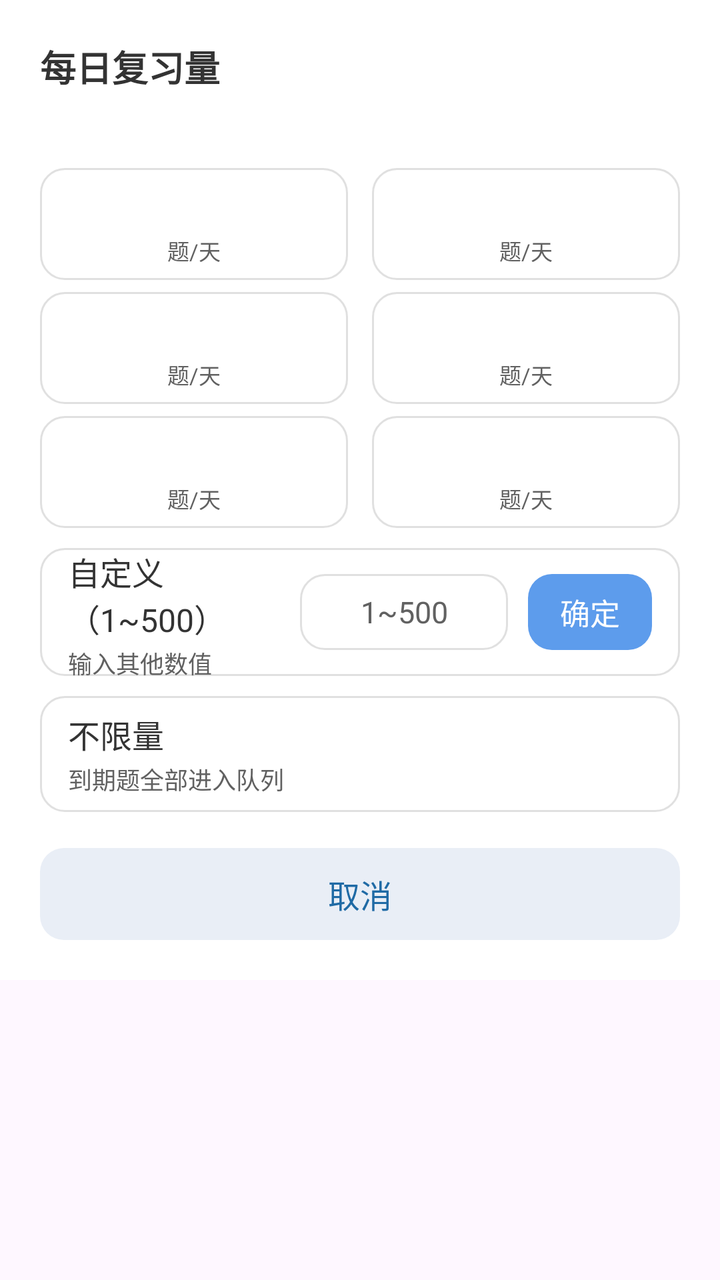
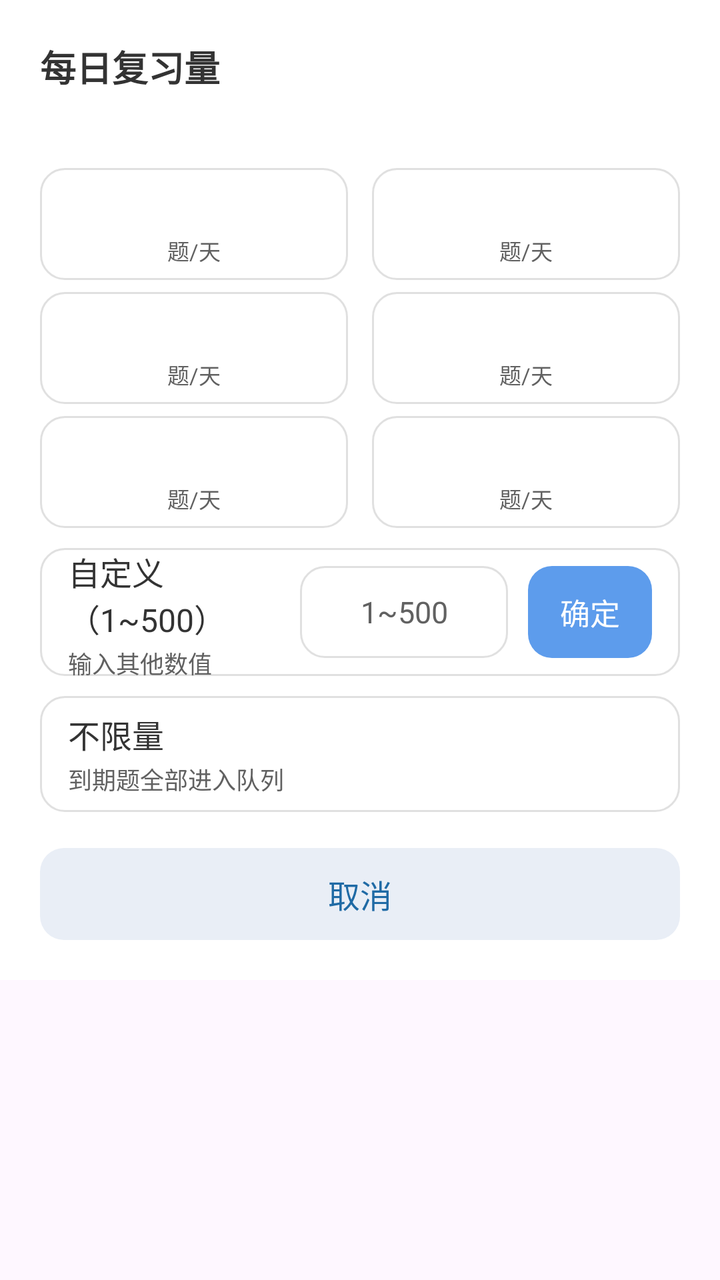

An Android layout rendered at two revisions. The XML below is the earlier revision; the diff shows what the commit changed to produce the second picture.
<!-- AndroidManifest.xml: application theme Theme.Demo -->
<!-- res/layout/dialog_budget.xml -->
<?xml version="1.0" encoding="utf-8"?>
<androidx.core.widget.NestedScrollView xmlns:android="http://schemas.android.com/apk/res/android"
    android:layout_width="match_parent"
    android:layout_height="wrap_content"
    android:fillViewport="false">

    <LinearLayout
        android:layout_width="match_parent"
        android:layout_height="wrap_content"
        android:orientation="vertical"
        android:background="@color/home_card"
        android:padding="20dp">

    <TextView
        android:id="@+id/tv_budget_title"
        android:layout_width="match_parent"
        android:layout_height="wrap_content"
        android:text="每日复习量"
        android:textSize="18sp"
        android:textStyle="bold"
        android:textColor="@color/home_text_primary" />

    <TextView
        android:id="@+id/tv_budget_current"
        android:layout_width="match_parent"
        android:layout_height="wrap_content"
        android:layout_marginTop="4dp"
        android:textSize="13sp"
        android:textColor="@color/home_text_secondary" />

    
    <LinearLayout
        android:layout_width="match_parent"
        android:layout_height="wrap_content"
        android:orientation="horizontal"
        android:layout_marginTop="16dp">

        <LinearLayout
            android:id="@+id/chip_0"
            android:layout_width="0dp"
            android:layout_height="56dp"
            android:layout_weight="1"
            android:layout_marginEnd="6dp"
            android:orientation="vertical"
            android:gravity="center"
            android:background="@drawable/bg_budget_option_normal"
            android:clickable="true"
            android:focusable="true"
            android:foreground="?attr/selectableItemBackground">

            <TextView
                android:id="@+id/chip_num_0"
                android:layout_width="wrap_content"
                android:layout_height="wrap_content"
                android:textSize="18sp"
                android:textStyle="bold"
                android:textColor="@color/home_text_primary" />

            <TextView
                android:layout_width="wrap_content"
                android:layout_height="wrap_content"
                android:layout_marginTop="2dp"
                android:text="题/天"
                android:textSize="11sp"
                android:textColor="@color/home_text_secondary" />
        </LinearLayout>

        <LinearLayout
            android:id="@+id/chip_1"
            android:layout_width="0dp"
            android:layout_height="56dp"
            android:layout_weight="1"
            android:layout_marginStart="6dp"
            android:orientation="vertical"
            android:gravity="center"
            android:background="@drawable/bg_budget_option_normal"
            android:clickable="true"
            android:focusable="true"
            android:foreground="?attr/selectableItemBackground">

            <TextView
                android:id="@+id/chip_num_1"
                android:layout_width="wrap_content"
                android:layout_height="wrap_content"
                android:textSize="18sp"
                android:textStyle="bold"
                android:textColor="@color/home_text_primary" />

            <TextView
                android:layout_width="wrap_content"
                android:layout_height="wrap_content"
                android:layout_marginTop="2dp"
                android:text="题/天"
                android:textSize="11sp"
                android:textColor="@color/home_text_secondary" />
        </LinearLayout>
    </LinearLayout>

    <LinearLayout
        android:layout_width="match_parent"
        android:layout_height="wrap_content"
        android:orientation="horizontal"
        android:layout_marginTop="6dp">

        <LinearLayout
            android:id="@+id/chip_2"
            android:layout_width="0dp"
            android:layout_height="56dp"
            android:layout_weight="1"
            android:layout_marginEnd="6dp"
            android:orientation="vertical"
            android:gravity="center"
            android:background="@drawable/bg_budget_option_normal"
            android:clickable="true"
            android:focusable="true"
            android:foreground="?attr/selectableItemBackground">

            <TextView
                android:id="@+id/chip_num_2"
                android:layout_width="wrap_content"
                android:layout_height="wrap_content"
                android:textSize="18sp"
                android:textStyle="bold"
                android:textColor="@color/home_text_primary" />

            <TextView
                android:layout_width="wrap_content"
                android:layout_height="wrap_content"
                android:layout_marginTop="2dp"
                android:text="题/天"
                android:textSize="11sp"
                android:textColor="@color/home_text_secondary" />
        </LinearLayout>

        <LinearLayout
            android:id="@+id/chip_3"
            android:layout_width="0dp"
            android:layout_height="56dp"
            android:layout_weight="1"
            android:layout_marginStart="6dp"
            android:orientation="vertical"
            android:gravity="center"
            android:background="@drawable/bg_budget_option_normal"
            android:clickable="true"
            android:focusable="true"
            android:foreground="?attr/selectableItemBackground">

            <TextView
                android:id="@+id/chip_num_3"
                android:layout_width="wrap_content"
                android:layout_height="wrap_content"
                android:textSize="18sp"
                android:textStyle="bold"
                android:textColor="@color/home_text_primary" />

            <TextView
                android:layout_width="wrap_content"
                android:layout_height="wrap_content"
                android:layout_marginTop="2dp"
                android:text="题/天"
                android:textSize="11sp"
                android:textColor="@color/home_text_secondary" />
        </LinearLayout>
    </LinearLayout>

    <LinearLayout
        android:layout_width="match_parent"
        android:layout_height="wrap_content"
        android:orientation="horizontal"
        android:layout_marginTop="6dp">

        <LinearLayout
            android:id="@+id/chip_4"
            android:layout_width="0dp"
            android:layout_height="56dp"
            android:layout_weight="1"
            android:layout_marginEnd="6dp"
            android:orientation="vertical"
            android:gravity="center"
            android:background="@drawable/bg_budget_option_normal"
            android:clickable="true"
            android:focusable="true"
            android:foreground="?attr/selectableItemBackground">

            <TextView
                android:id="@+id/chip_num_4"
                android:layout_width="wrap_content"
                android:layout_height="wrap_content"
                android:textSize="18sp"
                android:textStyle="bold"
                android:textColor="@color/home_text_primary" />

            <TextView
                android:layout_width="wrap_content"
                android:layout_height="wrap_content"
                android:layout_marginTop="2dp"
                android:text="题/天"
                android:textSize="11sp"
                android:textColor="@color/home_text_secondary" />
        </LinearLayout>

        <LinearLayout
            android:id="@+id/chip_5"
            android:layout_width="0dp"
            android:layout_height="56dp"
            android:layout_weight="1"
            android:layout_marginStart="6dp"
            android:orientation="vertical"
            android:gravity="center"
            android:background="@drawable/bg_budget_option_normal"
            android:clickable="true"
            android:focusable="true"
            android:foreground="?attr/selectableItemBackground">

            <TextView
                android:id="@+id/chip_num_5"
                android:layout_width="wrap_content"
                android:layout_height="wrap_content"
                android:textSize="18sp"
                android:textStyle="bold"
                android:textColor="@color/home_text_primary" />

            <TextView
                android:layout_width="wrap_content"
                android:layout_height="wrap_content"
                android:layout_marginTop="2dp"
                android:text="题/天"
                android:textSize="11sp"
                android:textColor="@color/home_text_secondary" />
        </LinearLayout>
    </LinearLayout>

    
    <LinearLayout
        android:id="@+id/row_custom"
        android:layout_width="match_parent"
        android:layout_height="64dp"
        android:orientation="horizontal"
        android:gravity="center_vertical"
        android:layout_marginTop="10dp"
        android:paddingLeft="14dp"
        android:paddingRight="14dp"
        android:background="@drawable/bg_budget_option_normal"
        android:clickable="false"
        android:focusable="true"
        android:foreground="?attr/selectableItemBackground">

        <LinearLayout
            android:layout_width="0dp"
            android:layout_height="wrap_content"
            android:layout_weight="1"
            android:orientation="vertical">

            <TextView
                android:id="@+id/row_custom_title"
                android:layout_width="wrap_content"
                android:layout_height="wrap_content"
                android:text="自定义（1~500）"
                android:textSize="16sp"
                android:textColor="@color/home_text_primary" />

            <TextView
                android:id="@+id/row_custom_sub"
                android:layout_width="wrap_content"
                android:layout_height="wrap_content"
                android:layout_marginTop="2dp"
                android:text="输入其他数值"
                android:textSize="12sp"
                android:textColor="@color/home_text_secondary" />
        </LinearLayout>

        <EditText
            android:id="@+id/row_custom_input"
            android:layout_width="104dp"
            android:layout_height="38dp"
            android:gravity="center"
            android:inputType="number"
            android:maxLength="3"
            android:hint="1~500"
            android:textSize="15sp"
            android:textColor="@color/home_text_primary"
            android:textColorHint="@color/home_text_secondary"
            android:background="@drawable/bg_budget_option_normal"
            android:paddingLeft="6dp"
            android:paddingRight="6dp" />

        <TextView
            android:id="@+id/btn_custom_confirm"
            android:layout_width="wrap_content"
            android:layout_height="38dp"
            android:layout_marginStart="10dp"
            android:paddingLeft="16dp"
            android:paddingRight="16dp"
            android:gravity="center"
            android:text="确定"
            android:textSize="15sp"
            android:textColor="@color/home_card"
            android:background="@drawable/bg_prompt_button"
            android:backgroundTint="@color/action_primary"
            android:clickable="true"
            android:focusable="true"
            android:foreground="?attr/selectableItemBackground" />
    </LinearLayout>

    
    <LinearLayout
        android:id="@+id/row_unlimited"
        android:layout_width="match_parent"
        android:layout_height="58dp"
        android:orientation="horizontal"
        android:gravity="center_vertical"
        android:layout_marginTop="10dp"
        android:paddingLeft="14dp"
        android:paddingRight="14dp"
        android:background="@drawable/bg_budget_option_normal"
        android:clickable="true"
        android:focusable="true"
        android:foreground="?attr/selectableItemBackground">

        <LinearLayout
            android:layout_width="0dp"
            android:layout_height="wrap_content"
            android:layout_weight="1"
            android:orientation="vertical">

            <TextView
                android:id="@+id/row_unlimited_title"
                android:layout_width="wrap_content"
                android:layout_height="wrap_content"
                android:text="不限量"
                android:textSize="16sp"
                android:textColor="@color/home_text_primary" />

            <TextView
                android:id="@+id/row_unlimited_sub"
                android:layout_width="wrap_content"
                android:layout_height="wrap_content"
                android:layout_marginTop="2dp"
                android:text="到期题全部进入队列"
                android:textSize="12sp"
                android:textColor="@color/home_text_secondary" />
        </LinearLayout>
    </LinearLayout>

    <TextView
        android:id="@+id/btn_budget_cancel"
        android:layout_width="match_parent"
        android:layout_height="46dp"
        android:layout_marginTop="18dp"
        android:background="@drawable/bg_prompt_button"
        android:backgroundTint="#E9EEF6"
        android:gravity="center"
        android:text="取消"
        android:textSize="16sp"
        android:textColor="@color/detail_primary"
        android:clickable="true"
        android:focusable="true" />

    </LinearLayout>

</androidx.core.widget.NestedScrollView>
<!-- resources referenced by this layout -->
<resources>
  <color name="action_primary">#5D9CEC</color>
  <color name="detail_primary">#1F6AA5</color>
  <color name="home_card">#FFFFFF</color>
  <color name="home_text_primary">#333333</color>
  <color name="home_text_secondary">#616161</color>
  <!-- drawable bg_budget_option_normal (drawable) -->
  <?xml version="1.0" encoding="utf-8"?>
  <shape xmlns:android="http://schemas.android.com/apk/res/android"
      android:shape="rectangle">
      <corners android:radius="12dp" />
      <solid android:color="@color/home_card" />
      <stroke android:width="1dp" android:color="@color/home_stroke" />
  </shape>
  <!-- drawable bg_prompt_button (drawable) -->
  <?xml version="1.0" encoding="utf-8"?>
  <shape xmlns:android="http://schemas.android.com/apk/res/android"
      android:shape="rectangle">
      <corners android:radius="12dp" />
      <solid android:color="#FFFFFF" />
  </shape>
  <style name="Theme.Demo" parent="Base.Theme.Demo" />
  <color name="home_stroke">#E0E0E0</color>
  <style name="Base.Theme.Demo" parent="Theme.Material3.DayNight.NoActionBar">
          
          <item name="android:statusBarColor">@color/home_bg</item>
          <item name="android:windowLightStatusBar">true</item>
          <item name="android:navigationBarColor">@color/home_bg</item>
          <item name="android:windowLightNavigationBar" tools:targetApi="o_mr1">true</item>
          <item name="android:enforceNavigationBarContrast" tools:targetApi="q">false</item>
      </style>
  <color name="home_bg">@color/page_bg</color>
  <color name="page_bg">#F0F2F5</color>
</resources>

<!-- the commit's change to res/layout/dialog_budget.xml (unified diff, before → after) -->
@@ -272,7 +272,7 @@
         <EditText
             android:id="@+id/row_custom_input"
             android:layout_width="104dp"
-            android:layout_height="38dp"
+            android:layout_height="46dp"
             android:gravity="center"
             android:inputType="number"
             android:maxLength="3"
@@ -287,7 +287,7 @@
         <TextView
             android:id="@+id/btn_custom_confirm"
             android:layout_width="wrap_content"
-            android:layout_height="38dp"
+            android:layout_height="46dp"
             android:layout_marginStart="10dp"
             android:paddingLeft="16dp"
             android:paddingRight="16dp"
<!-- resource entries referenced after the edit -->
@@ -9,7 +9,7 @@
   <?xml version="1.0" encoding="utf-8"?>
   <shape xmlns:android="http://schemas.android.com/apk/res/android"
       android:shape="rectangle">
-      <corners android:radius="12dp" />
+      <corners android:radius="@dimen/corner_control" />
       <solid android:color="@color/home_card" />
       <stroke android:width="1dp" android:color="@color/home_stroke" />
   </shape>
@@ -17,10 +17,11 @@
   <?xml version="1.0" encoding="utf-8"?>
   <shape xmlns:android="http://schemas.android.com/apk/res/android"
       android:shape="rectangle">
-      <corners android:radius="12dp" />
+      <corners android:radius="@dimen/corner_control" />
       <solid android:color="#FFFFFF" />
   </shape>
   <style name="Theme.Demo" parent="Base.Theme.Demo" />
+  <dimen name="corner_control">12dp</dimen>
   <color name="home_stroke">#E0E0E0</color>
   <style name="Base.Theme.Demo" parent="Theme.Material3.DayNight.NoActionBar">
           
